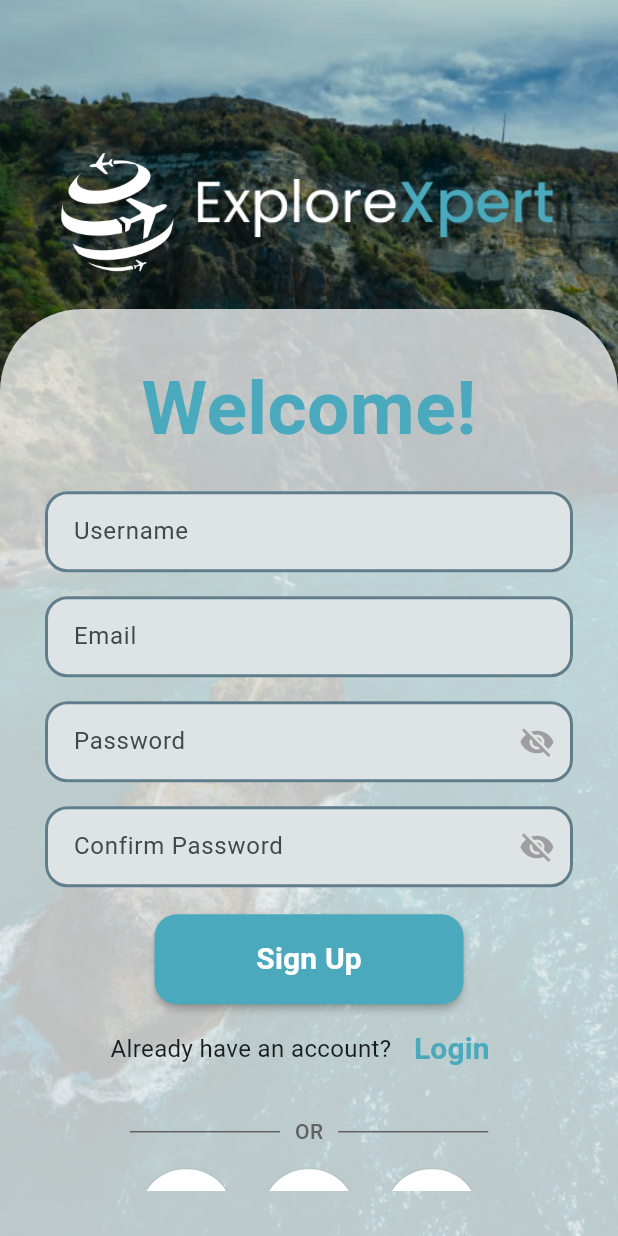
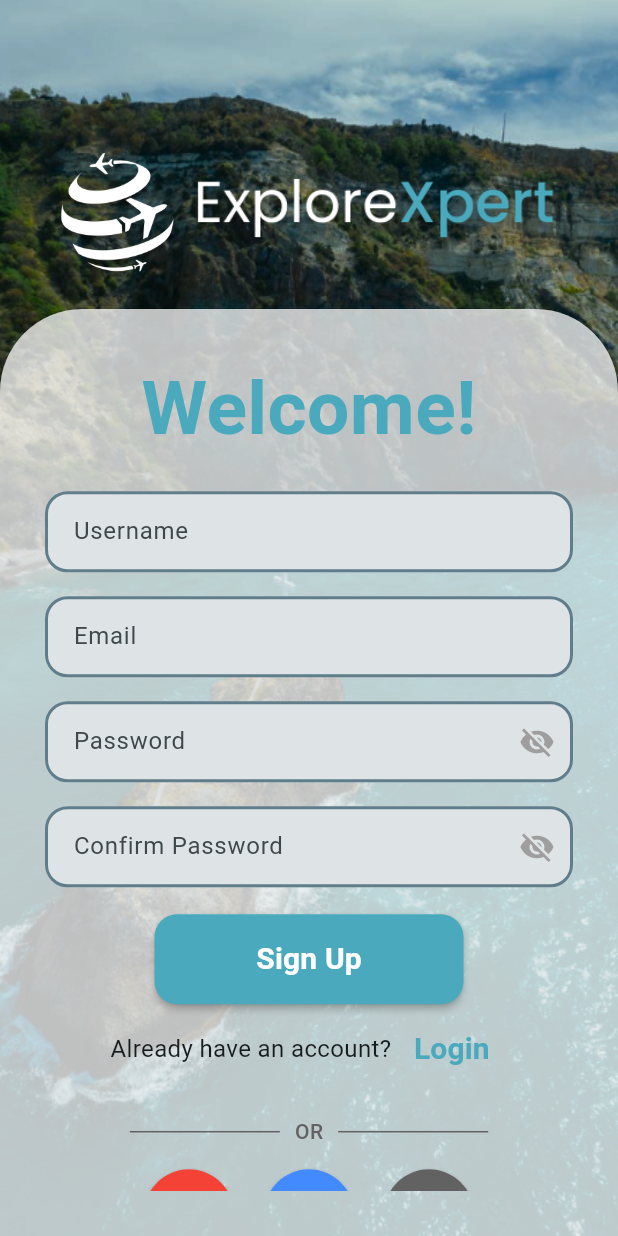
Before and after one commit to tahagoheer/ExploreXpert---Your-Tour-Planner-and-Assistant, a Flutter app: the LoginPage screen opened directly, scrolled down 54 dp, after a tap on "SignUp", on a phone screen of 412 x 824 dp. Run offline on Flutter 3.47's test engine with Material 3 defaults, Android fonts, the phone set to English and light mode, and no system bars; our stand-ins replace firebase_auth, firebase_core, fluttertoast, font_awesome_flutter, google_sign_in; accounts and stored records are empty; network calls fail.

```diff
--- a/lib/features/user_auth/presentation/pages/login_page.dart
+++ b/lib/features/user_auth/presentation/pages/login_page.dart
@@ -6,6 +6,7 @@ import 'package:explorexpert/features/user_auth/presentation/widgets/form_field_
 import 'package:firebase_auth/firebase_auth.dart';
 import 'package:flutter/material.dart';
 import 'package:font_awesome_flutter/font_awesome_flutter.dart';
+import 'package:google_sign_in/google_sign_in.dart';
 
 import '../../../../global/toast.dart';
 import '../../firebase_auth_implementation/firebase_auth_services.dart';
@@ -19,6 +20,7 @@ class LoginPage extends StatefulWidget {
 
 class _LoginPageState extends State<LoginPage> {
   final FirebaseAuthService _auth = FirebaseAuthService();
+  final FirebaseAuth _firebaseAuth = FirebaseAuth.instance;
   final TextEditingController _emailController = TextEditingController();
   final TextEditingController _passwordController = TextEditingController();
 
@@ -221,7 +223,7 @@ class _LoginPageState extends State<LoginPage> {
                           mainAxisAlignment: MainAxisAlignment.center,
                           children: [
                             SizedBox(
-                              width: MediaQuery.of(context).size.width * 0.15,
+                              width: 60,
                               child: MaterialButton(
                                 onPressed: () {
                                   Navigator.push(
@@ -230,19 +232,23 @@ class _LoginPageState extends State<LoginPage> {
                                           builder: (context) =>
                                               const SignUpPage()));
                                 },
-                                color: Colors.white,
+                                color: Colors.red,
                                 height: 60,
                                 mouseCursor: MaterialStateMouseCursor.clickable,
                                 shape: RoundedRectangleBorder(
                                     borderRadius: BorderRadius.circular(50)),
                                 child: const Center(
-                                  child: Icon(FontAwesomeIcons.google),
+                                  child: Icon(
+                                    FontAwesomeIcons.google,
+                                    color: Colors.white,
+                                    size: 30,
+                                  ),
                                 ),
                               ),
                             ),
                             const SizedBox(width: 20),
                             SizedBox(
-                              width: MediaQuery.of(context).size.width * 0.15,
+                              width: 60,
                               child: MaterialButton(
                                 onPressed: () {
                                   Navigator.push(
@@ -251,19 +257,23 @@ class _LoginPageState extends State<LoginPage> {
                                           builder: (context) =>
                                               const SignUpPage()));
                                 },
-                                color: Colors.white,
+                                color: Colors.blueAccent,
                                 height: 60,
                                 mouseCursor: MaterialStateMouseCursor.clickable,
                                 shape: RoundedRectangleBorder(
                                     borderRadius: BorderRadius.circular(50)),
                                 child: const Center(
-                                  child: Icon(Icons.facebook),
+                                  child: Icon(
+                                    Icons.facebook,
+                                    color: Colors.white,
+                                    size: 30,
+                                  ),
                                 ),
                               ),
                             ),
                             const SizedBox(width: 20),
                             SizedBox(
-                              width: MediaQuery.of(context).size.width * 0.15,
+                              width: 60,
                               child: MaterialButton(
                                 onPressed: () {
                                   Navigator.push(
@@ -272,13 +282,17 @@ class _LoginPageState extends State<LoginPage> {
                                           builder: (context) =>
                                               const SignUpPage()));
                                 },
-                                color: Colors.white,
+                                color: EXColors.secondaryMedium,
                                 height: 60,
                                 mouseCursor: MaterialStateMouseCursor.clickable,
                                 shape: RoundedRectangleBorder(
                                     borderRadius: BorderRadius.circular(50)),
                                 child: const Center(
-                                  child: Icon(Icons.apple),
+                                  child: Icon(
+                                    Icons.apple,
+                                    color: Colors.white,
+                                    size: 30,
+                                  ),
                                 ),
                               ),
                             ),
@@ -318,4 +332,28 @@ class _LoginPageState extends State<LoginPage> {
       showToast(message: "some error occured");
     }
   }
+
+  _signInWithGoogle() async {
+    final GoogleSignIn _googleSignIn = GoogleSignIn();
+
+    try {
+      final GoogleSignInAccount? googleSignInAccount =
+          await _googleSignIn.signIn();
+
+      if (googleSignInAccount != null) {
+        final GoogleSignInAuthentication googleSignInAuthentication =
+            await googleSignInAccount.authentication;
+
+        final AuthCredential credential = GoogleAuthProvider.credential(
+          idToken: googleSignInAuthentication.idToken,
+          accessToken: googleSignInAuthentication.accessToken,
+        );
+
+        await _firebaseAuth.signInWithCredential(credential);
+        Navigator.pushNamed(context, "/home");
+      }
+    } catch (e) {
+      showToast(message: "some error occured $e");
+    }
+  }
 }
--- a/lib/features/user_auth/presentation/pages/sign_up_page.dart
+++ b/lib/features/user_auth/presentation/pages/sign_up_page.dart
@@ -214,7 +214,7 @@ class _SignUpPageState extends State<SignUpPage> {
                           mainAxisAlignment: MainAxisAlignment.center,
                           children: [
                             SizedBox(
-                              width: MediaQuery.of(context).size.width * 0.15,
+                              width: 60,
                               child: MaterialButton(
                                 onPressed: () {
                                   Navigator.push(
@@ -223,19 +223,23 @@ class _SignUpPageState extends State<SignUpPage> {
                                           builder: (context) =>
                                               const SignUpPage()));
                                 },
-                                color: Colors.white,
+                                color: Colors.red,
                                 height: 60,
                                 mouseCursor: MaterialStateMouseCursor.clickable,
                                 shape: RoundedRectangleBorder(
                                     borderRadius: BorderRadius.circular(50)),
                                 child: const Center(
-                                  child: Icon(FontAwesomeIcons.google),
+                                  child: Icon(
+                                    FontAwesomeIcons.google,
+                                    color: Colors.white,
+                                    size: 30,
+                                  ),
                                 ),
                               ),
                             ),
                             const SizedBox(width: 20),
                             SizedBox(
-                              width: MediaQuery.of(context).size.width * 0.15,
+                              width: 60,
                               child: MaterialButton(
                                 onPressed: () {
                                   Navigator.push(
@@ -244,19 +248,23 @@ class _SignUpPageState extends State<SignUpPage> {
                                           builder: (context) =>
                                               const SignUpPage()));
                                 },
-                                color: Colors.white,
+                                color: Colors.blueAccent,
                                 height: 60,
                                 mouseCursor: MaterialStateMouseCursor.clickable,
                                 shape: RoundedRectangleBorder(
                                     borderRadius: BorderRadius.circular(50)),
                                 child: const Center(
-                                  child: Icon(Icons.facebook),
+                                  child: Icon(
+                                    Icons.facebook,
+                                    color: Colors.white,
+                                    size: 30,
+                                  ),
                                 ),
                               ),
                             ),
                             const SizedBox(width: 20),
                             SizedBox(
-                              width: MediaQuery.of(context).size.width * 0.15,
+                              width: 60,
                               child: MaterialButton(
                                 onPressed: () {
                                   Navigator.push(
@@ -265,13 +273,17 @@ class _SignUpPageState extends State<SignUpPage> {
                                           builder: (context) =>
                                               const SignUpPage()));
                                 },
-                                color: Colors.white,
+                                color: EXColors.secondaryMedium,
                                 height: 60,
                                 mouseCursor: MaterialStateMouseCursor.clickable,
                                 shape: RoundedRectangleBorder(
                                     borderRadius: BorderRadius.circular(50)),
                                 child: const Center(
-                                  child: Icon(Icons.apple),
+                                  child: Icon(
+                                    Icons.apple,
+                                    color: Colors.white,
+                                    size: 30,
+                                  ),
                                 ),
                               ),
                             ),
```
Also changed, not shown: lib/features/user_auth/presentation/pages/auth_via_page.dart (+3 -4 lines).
